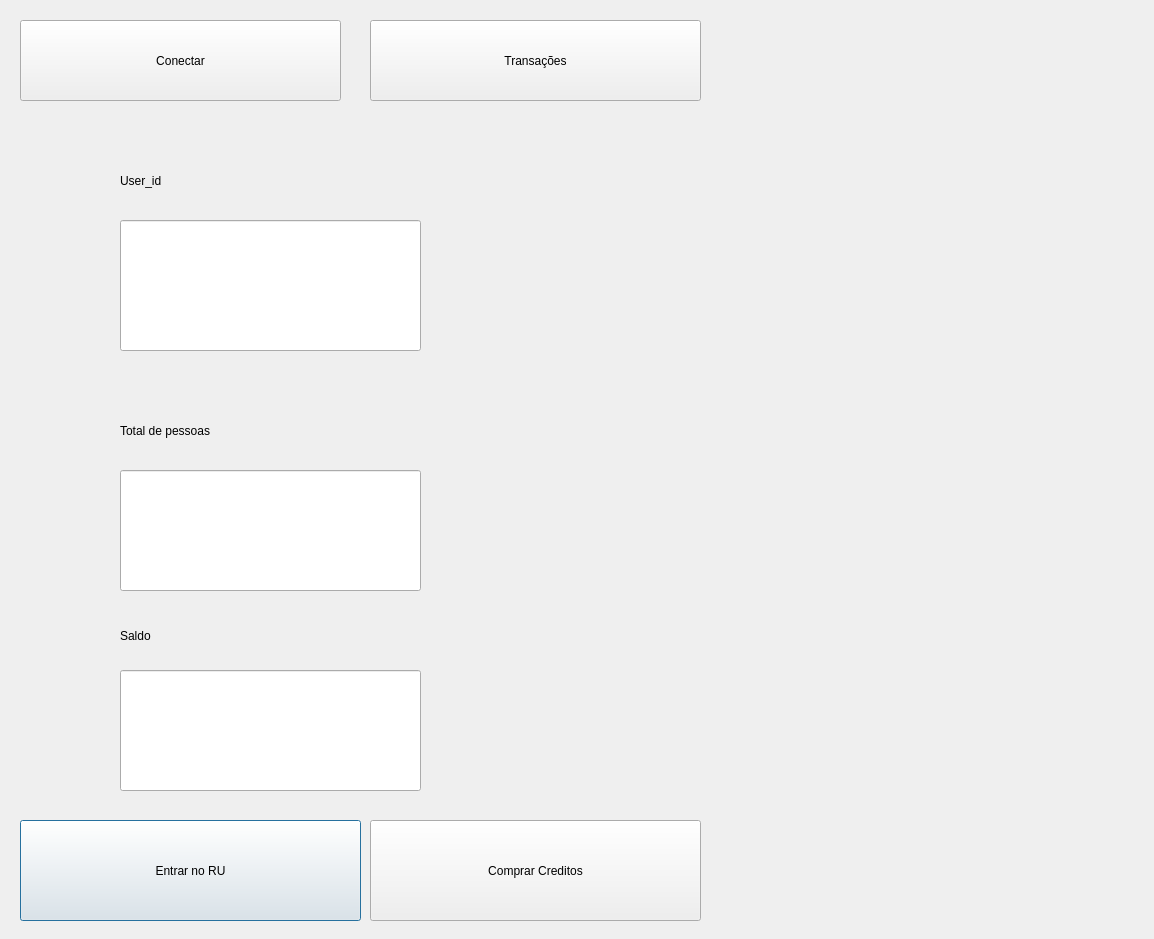
EEL7323/chewbacca, file smartphone_app/nextdialog.ui: the form before one commit.
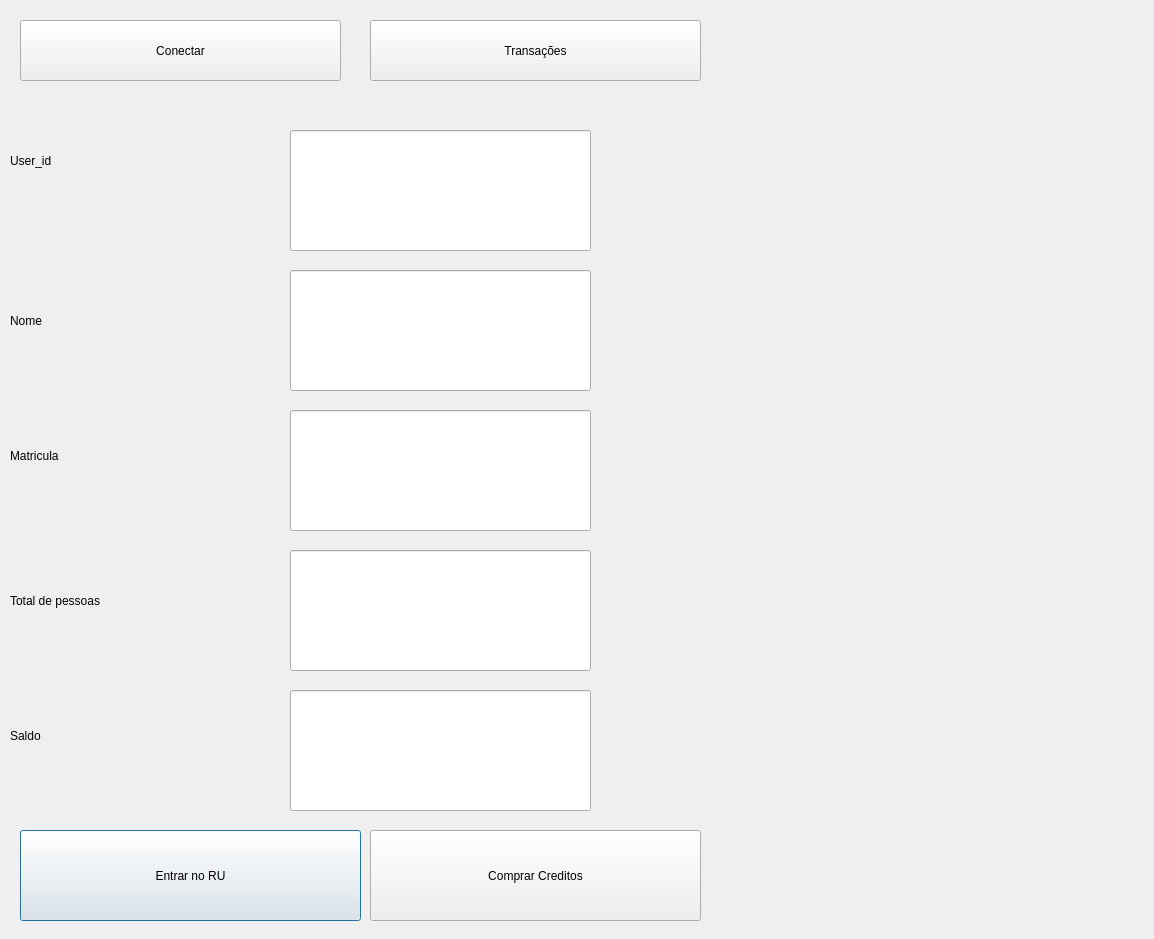
The form after the commit.

The edit to the form file:
```diff
--- a/smartphone_app/nextdialog.ui
+++ b/smartphone_app/nextdialog.ui
@@ -17,9 +17,9 @@
    <property name="geometry">
     <rect>
      <x>20</x>
-     <y>820</y>
+     <y>830</y>
      <width>341</width>
-     <height>101</height>
+     <height>91</height>
     </rect>
    </property>
    <property name="text">
@@ -29,8 +29,8 @@
   <widget class="QLabel" name="label_3">
    <property name="geometry">
     <rect>
-     <x>120</x>
-     <y>600</y>
+     <x>10</x>
+     <y>700</y>
      <width>161</width>
      <height>71</height>
     </rect>
@@ -42,8 +42,8 @@
   <widget class="QLabel" name="label">
    <property name="geometry">
     <rect>
-     <x>120</x>
-     <y>150</y>
+     <x>10</x>
+     <y>130</y>
      <width>161</width>
      <height>61</height>
     </rect>
@@ -55,8 +55,8 @@
   <widget class="QLineEdit" name="saldo">
    <property name="geometry">
     <rect>
-     <x>120</x>
-     <y>670</y>
+     <x>290</x>
+     <y>690</y>
      <width>301</width>
      <height>121</height>
     </rect>
@@ -65,8 +65,8 @@
   <widget class="QLabel" name="label_2">
    <property name="geometry">
     <rect>
-     <x>120</x>
-     <y>400</y>
+     <x>10</x>
+     <y>570</y>
      <width>301</width>
      <height>61</height>
     </rect>
@@ -75,21 +75,21 @@
     <string>Total de pessoas</string>
    </property>
   </widget>
-  <widget class="QLineEdit" name="matricula">
+  <widget class="QLineEdit" name="userid">
    <property name="geometry">
     <rect>
-     <x>120</x>
-     <y>220</y>
+     <x>290</x>
+     <y>130</y>
      <width>301</width>
-     <height>131</height>
+     <height>121</height>
     </rect>
    </property>
   </widget>
   <widget class="QLineEdit" name="pessoas">
    <property name="geometry">
     <rect>
-     <x>120</x>
-     <y>470</y>
+     <x>290</x>
+     <y>550</y>
      <width>301</width>
      <height>121</height>
     </rect>
@@ -99,9 +99,9 @@
    <property name="geometry">
     <rect>
      <x>370</x>
-     <y>820</y>
+     <y>830</y>
      <width>331</width>
-     <height>101</height>
+     <height>91</height>
     </rect>
    </property>
    <property name="text">
@@ -114,7 +114,7 @@
      <x>20</x>
      <y>20</y>
      <width>321</width>
-     <height>81</height>
+     <height>61</height>
     </rect>
    </property>
    <property name="text">
@@ -127,13 +127,59 @@
      <x>370</x>
      <y>20</y>
      <width>331</width>
-     <height>81</height>
+     <height>61</height>
     </rect>
    </property>
    <property name="text">
     <string>Transações</string>
    </property>
   </widget>
+  <widget class="QLabel" name="label_4">
+   <property name="geometry">
+    <rect>
+     <x>10</x>
+     <y>290</y>
+     <width>251</width>
+     <height>61</height>
+    </rect>
+   </property>
+   <property name="text">
+    <string>Nome</string>
+   </property>
+  </widget>
+  <widget class="QLineEdit" name="nome">
+   <property name="geometry">
+    <rect>
+     <x>290</x>
+     <y>270</y>
+     <width>301</width>
+     <height>121</height>
+    </rect>
+   </property>
+  </widget>
+  <widget class="QLabel" name="label_5">
+   <property name="geometry">
+    <rect>
+     <x>10</x>
+     <y>420</y>
+     <width>161</width>
+     <height>71</height>
+    </rect>
+   </property>
+   <property name="text">
+    <string>Matricula</string>
+   </property>
+  </widget>
+  <widget class="QLineEdit" name="matricula">
+   <property name="geometry">
+    <rect>
+     <x>290</x>
+     <y>410</y>
+     <width>301</width>
+     <height>121</height>
+    </rect>
+   </property>
+  </widget>
  </widget>
  <resources/>
  <connections/>
```
